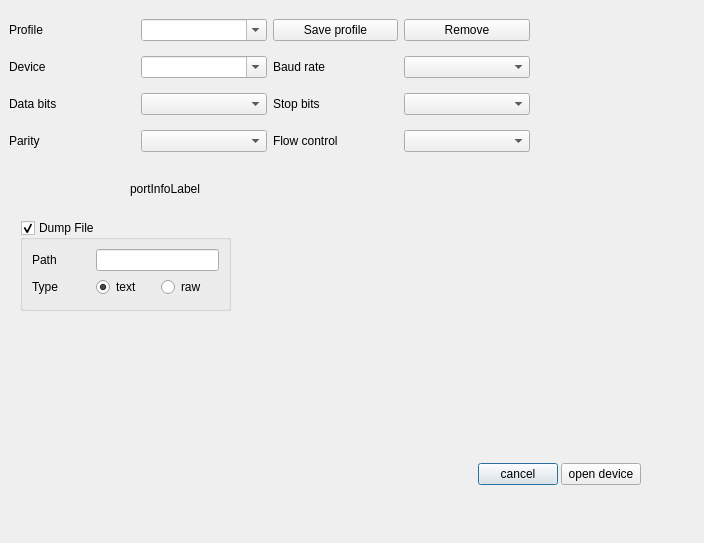
vvranjek/cutecom-ng, file connectdialog.ui: the form before one commit.
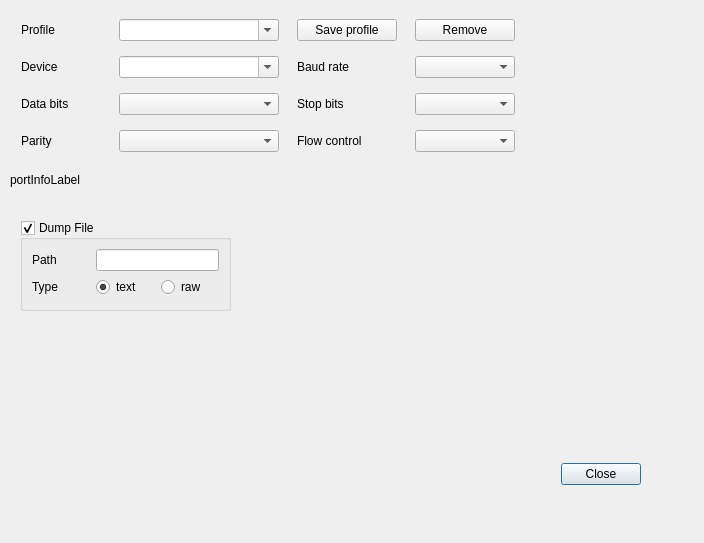
The form after the commit.

What changed in the file:
```diff
--- a/connectdialog.ui
+++ b/connectdialog.ui
@@ -100,17 +100,10 @@
       </property>
      </spacer>
     </item>
-    <item>
-     <widget class="QPushButton" name="cancelButton">
-      <property name="text">
-       <string>cancel</string>
-      </property>
-     </widget>
-    </item>
     <item>
      <widget class="QPushButton" name="openDeviceButton">
       <property name="text">
-       <string>open device</string>
+       <string>Close</string>
       </property>
      </widget>
     </item>
@@ -128,6 +121,12 @@
    <layout class="QGridLayout" name="gridLayout">
     <item row="0" column="0">
      <widget class="QLabel" name="label_9">
+      <property name="maximumSize">
+       <size>
+        <width>80</width>
+        <height>16777215</height>
+       </size>
+      </property>
       <property name="text">
        <string>Profile</string>
       </property>
@@ -135,6 +134,12 @@
     </item>
     <item row="0" column="1">
      <widget class="QComboBox" name="profileList">
+      <property name="maximumSize">
+       <size>
+        <width>160</width>
+        <height>16777215</height>
+       </size>
+      </property>
       <property name="editable">
        <bool>true</bool>
       </property>
@@ -142,6 +147,12 @@
     </item>
     <item row="0" column="2">
      <widget class="QPushButton" name="saveProfileButton">
+      <property name="maximumSize">
+       <size>
+        <width>100</width>
+        <height>16777215</height>
+       </size>
+      </property>
       <property name="text">
        <string>Save profile</string>
       </property>
@@ -156,6 +167,12 @@
     </item>
     <item row="1" column="0">
      <widget class="QLabel" name="label">
+      <property name="maximumSize">
+       <size>
+        <width>80</width>
+        <height>16777215</height>
+       </size>
+      </property>
       <property name="text">
        <string>Device</string>
       </property>
@@ -163,6 +180,12 @@
     </item>
     <item row="1" column="1">
      <widget class="QComboBox" name="deviceList">
+      <property name="maximumSize">
+       <size>
+        <width>160</width>
+        <height>16777215</height>
+       </size>
+      </property>
       <property name="editable">
        <bool>true</bool>
       </property>
@@ -170,46 +193,104 @@
     </item>
     <item row="1" column="2">
      <widget class="QLabel" name="label_2">
+      <property name="maximumSize">
+       <size>
+        <width>100</width>
+        <height>16777215</height>
+       </size>
+      </property>
       <property name="text">
        <string>Baud rate</string>
       </property>
      </widget>
     </item>
     <item row="1" column="3">
-     <widget class="QComboBox" name="baudRateList"/>
+     <widget class="QComboBox" name="baudRateList">
+      <property name="maximumSize">
+       <size>
+        <width>100</width>
+        <height>16777215</height>
+       </size>
+      </property>
+     </widget>
     </item>
     <item row="2" column="0">
      <widget class="QLabel" name="label_3">
+      <property name="maximumSize">
+       <size>
+        <width>80</width>
+        <height>16777215</height>
+       </size>
+      </property>
       <property name="text">
        <string>Data bits</string>
       </property>
      </widget>
     </item>
     <item row="2" column="1">
-     <widget class="QComboBox" name="dataBitsList"/>
+     <widget class="QComboBox" name="dataBitsList">
+      <property name="maximumSize">
+       <size>
+        <width>160</width>
+        <height>16777215</height>
+       </size>
+      </property>
+     </widget>
     </item>
     <item row="2" column="2">
      <widget class="QLabel" name="label_4">
+      <property name="maximumSize">
+       <size>
+        <width>100</width>
+        <height>16777215</height>
+       </size>
+      </property>
       <property name="text">
        <string>Stop bits</string>
       </property>
      </widget>
     </item>
     <item row="2" column="3">
-     <widget class="QComboBox" name="stopBitsList"/>
+     <widget class="QComboBox" name="stopBitsList">
+      <property name="maximumSize">
+       <size>
+        <width>100</width>
+        <height>16777215</height>
+       </size>
+      </property>
+     </widget>
     </item>
     <item row="3" column="0">
      <widget class="QLabel" name="label_5">
+      <property name="maximumSize">
+       <size>
+        <width>80</width>
+        <height>16777215</height>
+       </size>
+      </property>
       <property name="text">
        <string>Parity</string>
       </property>
      </widget>
     </item>
     <item row="3" column="1">
-     <widget class="QComboBox" name="parityList"/>
+     <widget class="QComboBox" name="parityList">
+      <property name="maximumSize">
+       <size>
+        <width>160</width>
+        <height>16777215</height>
+       </size>
+      </property>
+     </widget>
     </item>
     <item row="3" column="2">
      <widget class="QLabel" name="label_6">
+      <property name="maximumSize">
+       <size>
+        <width>100</width>
+        <height>16777215</height>
+       </size>
+      </property>
       <property name="styleSheet">
        <string notr="true"/>
       </property>
@@ -219,17 +300,24 @@
      </widget>
     </item>
     <item row="3" column="3">
-     <widget class="QComboBox" name="flowControlList"/>
+     <widget class="QComboBox" name="flowControlList">
+      <property name="maximumSize">
+       <size>
+        <width>100</width>
+        <height>16777215</height>
+       </size>
+      </property>
+     </widget>
     </item>
    </layout>
   </widget>
   <widget class="QLabel" name="portInfoLabel">
    <property name="geometry">
     <rect>
-     <x>130</x>
-     <y>180</y>
-     <width>151</width>
-     <height>17</height>
+     <x>10</x>
+     <y>170</y>
+     <width>521</width>
+     <height>20</height>
     </rect>
    </property>
    <property name="text">
```
Left out of the diff: 16 changed lines with no effect on the pictures.
